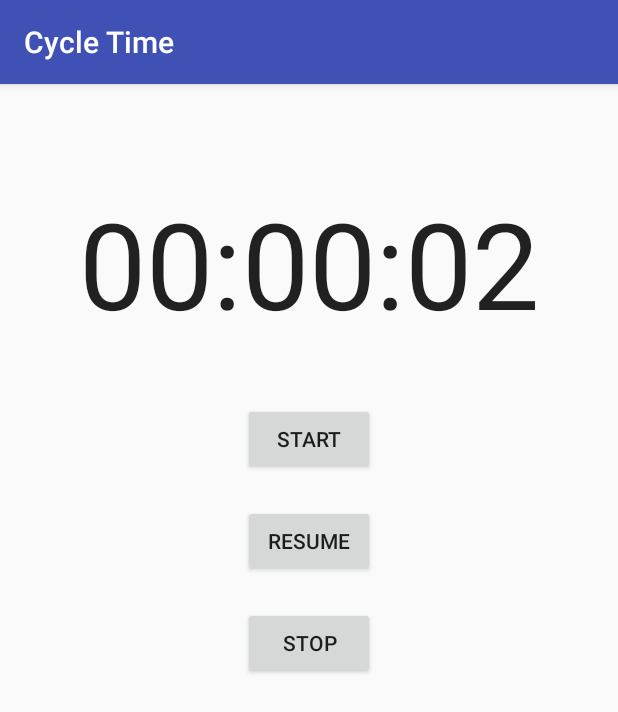
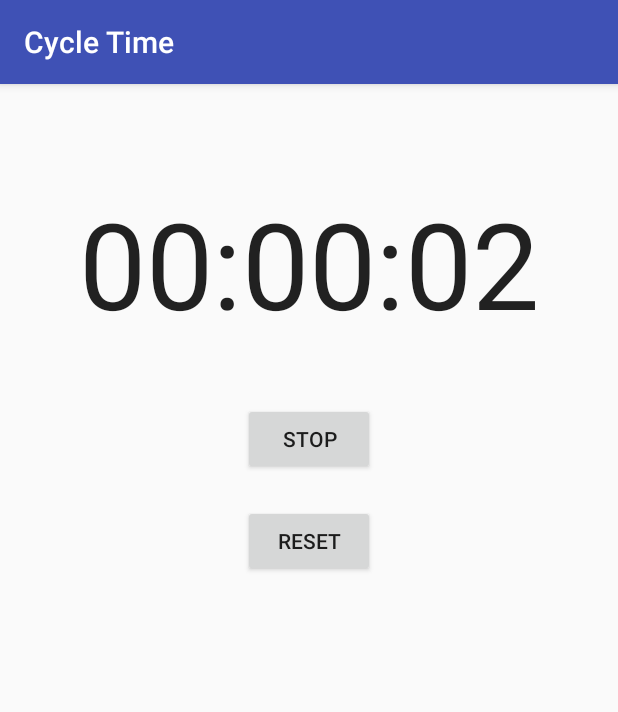
Before and after one commit to Osbornroad/CycleTime, an Android app: the screen it shows after launch (StopWatchActivity), after a tap on "RESUME", on a phone screen of 412 x 824 dp. Shown: the top 712 px of the screen. Run offline under Robolectric (Android 15) with nearby library versions, the phone set to English and light mode, and no system bars; 2 other taps on this screen came first.

Commit message:
Start/stop + reset

```diff
--- a/app/src/main/java/com/gmail/osbornroad/cycletime/StopWatchActivity.java
+++ b/app/src/main/java/com/gmail/osbornroad/cycletime/StopWatchActivity.java
@@ -11,7 +11,6 @@ import android.widget.TextView;
 public class StopWatchActivity extends AppCompatActivity {
 
     private final int MSG_START = 0;
-//    final int MSG_PAUSE = 1;
     private final int MSG_RESUME = 2;
     private final int MSG_STOP = 3;
     private final int MSG_UPDATE = 4;
@@ -22,9 +21,7 @@ public class StopWatchActivity extends AppCompatActivity {
 
     private TextView timeRunningView;
     private Button startButton;
-//    Button pauseButton;
-    private Button resumeButton;
-    private Button stopButton;
+    private Button resetButton;
 
     @Override
     protected void onCreate(Bundle savedInstanceState) {
@@ -33,9 +30,7 @@ public class StopWatchActivity extends AppCompatActivity {
 
         timeRunningView = (TextView) findViewById(R.id.time_running_view);
         startButton = (Button) findViewById(R.id.start_button);
-//        pauseButton = (Button) findViewById(R.id.pause_button);
-        resumeButton = (Button) findViewById(R.id.resume_button);
-        stopButton = (Button) findViewById(R.id.stop_button);
+        resetButton = (Button) findViewById(R.id.reset_button);
     }
 
     Handler mHandler = new Handler() {
@@ -56,11 +51,6 @@ public class StopWatchActivity extends AppCompatActivity {
                     stopWatch.onStop();
                     timeRunningView.setText(stopWatch.getFormattedElapsedTime());
                     break;
-/*                case MSG_PAUSE:
-                    mHandler.removeMessages(MSG_UPDATE);
-                    stopWatch.onPause();
-                    timeRunningView.setText(stopWatch.getFormattedElapsedTime());
-                    break;*/
                 case MSG_RESUME:
                     stopWatch.onResume();
                     mHandler.sendEmptyMessage(MSG_UPDATE);
@@ -71,19 +61,33 @@ public class StopWatchActivity extends AppCompatActivity {
         }
     };
 
+    private boolean mStarted = false;
+    private boolean mInProgress = false;
+
     public void onClickStart(View view) {
-        mHandler.sendEmptyMessage(MSG_START);
+        if (!mStarted) {
+            if (!mInProgress) {
+                mHandler.sendEmptyMessage(MSG_START);
+                mStarted = true;
+                startButton.setText(R.string.button_stop);
+                mInProgress = true;
+            } else {
+                mHandler.sendEmptyMessage(MSG_RESUME);
+                mStarted = true;
+                startButton.setText(R.string.button_stop);
+            }
+        } else {
+            mHandler.sendEmptyMessage(MSG_STOP);
+            mStarted = false;
+            startButton.setText(R.string.button_resume);
+        }
     }
 
-/*    public void onClickPause(View view) {
-        mHandler.sendEmptyMessage(MSG_PAUSE);
-    }*/
-
-    public void onClickResume(View view) {
-        mHandler.sendEmptyMessage(MSG_RESUME);
-    }
-
-    public void onClickStop(View view) {
-        mHandler.sendEmptyMessage(MSG_STOP);
+    public void onClickReset(View view) {
+        if (!mStarted) {
+            mInProgress = false;
+            timeRunningView.setText("00:00:00");
+            startButton.setText(R.string.button_start);
+        }
     }
 }
--- a/app/src/main/res/layout/activity_stop_watch.xml
+++ b/app/src/main/res/layout/activity_stop_watch.xml
@@ -31,34 +31,15 @@
         android:layout_marginTop="40dp"
         android:onClick="onClickStart"/>
 
-<!--    <Button
-        android:id="@+id/pause_button"
+    <Button
+        android:id="@+id/reset_button"
         android:layout_width="wrap_content"
         android:layout_height="wrap_content"
-        android:text="@string/button_pause"
+        android:text="@string/button_reset"
         android:layout_below="@id/start_button"
         android:layout_centerHorizontal="true"
         android:layout_marginTop="20dp"
-        android:onClick="onClickPause"/>-->
+        android:onClick="onClickReset"/>
 
-    <Button
-        android:id="@+id/resume_button"
-        android:layout_width="wrap_content"
-        android:layout_height="wrap_content"
-        android:text="@string/button_resume"
-        android:layout_below="@id/start_button"
-        android:layout_centerHorizontal="true"
-        android:layout_marginTop="20dp"
-        android:onClick="onClickResume"/>
-
-    <Button
-        android:id="@+id/stop_button"
-        android:layout_width="wrap_content"
-        android:layout_height="wrap_content"
-        android:text="@string/button_stop"
-        android:layout_below="@id/resume_button"
-        android:layout_centerHorizontal="true"
-        android:layout_marginTop="20dp"
-        android:onClick="onClickStop"/>
 
 </RelativeLayout>
--- a/app/src/main/res/values/strings.xml
+++ b/app/src/main/res/values/strings.xml
@@ -4,4 +4,5 @@
     <string name="button_pause">Pause</string>
     <string name="button_resume">Resume</string>
     <string name="button_stop">Stop</string>
+    <string name="button_reset">Reset</string>
 </resources>
```
